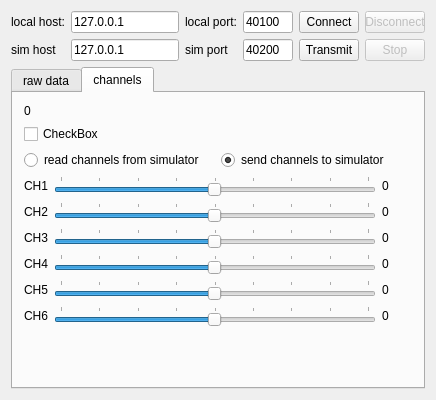
This is src/udptestwidget.ui in hhrhhr/Aerosim-plugin-for-CopterControl as Qt 5 draws it before an edit. The edited form follows.
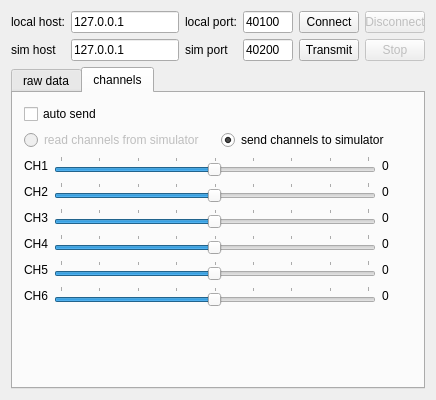
This is the edited form. The open tabs and pages were chosen to show the change.

```diff
--- a/src/udptestwidget.ui
+++ b/src/udptestwidget.ui
@@ -212,17 +212,10 @@
        <string notr="true">channels</string>
       </attribute>
       <layout class="QVBoxLayout" name="verticalLayout_3">
-       <item>
-        <widget class="QLabel" name="packetCounter">
-         <property name="text">
-          <string>0</string>
-         </property>
-        </widget>
-       </item>
        <item>
         <widget class="QCheckBox" name="manualSend">
          <property name="text">
-          <string>CheckBox</string>
+          <string>auto send</string>
          </property>
         </widget>
        </item>
@@ -230,6 +223,9 @@
         <layout class="QHBoxLayout" name="horizontalLayout">
          <item>
           <widget class="QRadioButton" name="readCH">
+           <property name="enabled">
+            <bool>false</bool>
+           </property>
            <property name="text">
             <string notr="true">read channels from simulator</string>
            </property>
```
Left out of the diff: 2 changed lines with no effect on the pictures.
